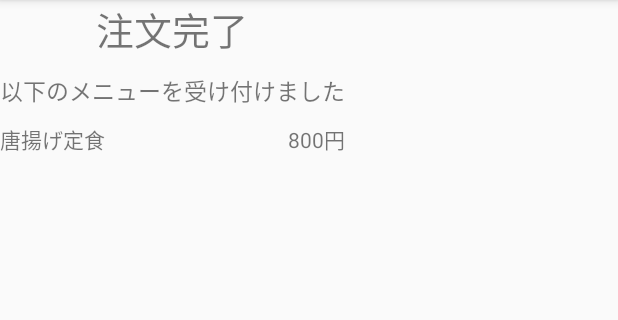
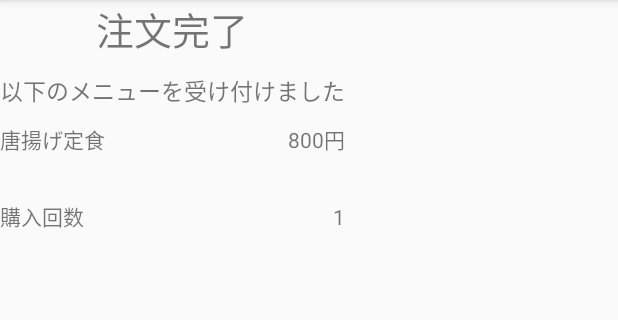
Before and after one commit to tty215/AndroidPractice, an Android app: the screen it shows after launch (ThanksActivity), after a tap on "唐揚げ定食", on a phone screen of 412 x 824 dp, the part 84-404 px from its top. Run offline under Robolectric (Android 15) with nearby library versions, the light colour scheme and no system bars.

Commit message:
add: DQLiteを使うように追加

```diff
--- /dev/null
+++ b/app/src/main/java/com/example/androidpracticeforjava/DatabaseHelper.java
@@ -0,0 +1,33 @@
+package com.example.androidpracticeforjava;
+
+import android.content.Context;
+import android.database.sqlite.SQLiteDatabase;
+import android.database.sqlite.SQLiteOpenHelper;
+
+public class DatabaseHelper extends SQLiteOpenHelper {
+
+    private static final String DATABASE_NAME = "cocktailmemo.db";
+    private static final int DATABASE_VERSION = 1;
+
+    public DatabaseHelper(Context context) {
+        super(context, DATABASE_NAME, null, DATABASE_VERSION);
+    }
+
+    @Override
+    public void onCreate(SQLiteDatabase db) {
+        StringBuilder sb = new StringBuilder();
+        sb.append("CREATE TABLE cocktailmemo (");
+        sb.append("_id INTEGER PRIMARY KEY,");
+        sb.append("name TEXT,");
+        sb.append("count INTEGER");
+        sb.append(");");
+
+        String sql = sb.toString();
+        db.execSQL(sql);
+    }
+
+    @Override
+    public void onUpgrade(SQLiteDatabase sqLiteDatabase, int i, int i1) {
+
+    }
+}
--- a/app/src/main/java/com/example/androidpracticeforjava/ThanksFragment.java
+++ b/app/src/main/java/com/example/androidpracticeforjava/ThanksFragment.java
@@ -3,6 +3,9 @@ package com.example.androidpracticeforjava;
 
 import android.app.Activity;
 import android.content.Intent;
+import android.database.Cursor;
+import android.database.sqlite.SQLiteDatabase;
+import android.database.sqlite.SQLiteStatement;
 import android.os.Bundle;
 
 import androidx.fragment.app.Fragment;
@@ -54,11 +57,55 @@ public class ThanksFragment extends Fragment {
 
         TextView tvMenuName = view.findViewById(R.id.tvMenuName);
         TextView tvMenuPrice = view.findViewById(R.id.tvMenuPrice);
+        TextView purchaseCount = view.findViewById(R.id.purchaseCount);
 
         tvMenuName.setText(menuName);
         tvMenuPrice.setText(menuPrice);
 
+        int count = this.getIncrementCount(menuName);
+        purchaseCount.setText(String.valueOf(count));
+
         return view;
     }
 
+    private int getIncrementCount(String menuName) {
+        int count = 0;
+
+        DatabaseHelper helper = new DatabaseHelper(_parentActivity);
+        SQLiteDatabase db = helper.getWritableDatabase();
+
+        try {
+            // データ取得処理
+            String sqlSelect = "SELECT * FROM cocktailmemo WHERE name = '" + menuName + "'";
+            Cursor cursor = db.rawQuery(sqlSelect, null);
+
+            while (cursor.moveToNext()) {
+                int idx = cursor.getColumnIndex("count");
+                count = cursor.getInt(idx);
+            }
+
+            count++;
+
+            // なければ初期値として入れる
+            if (count == 1) {
+                String sqlInsert = "INSERT INTO cocktailmemo (name, count) VALUES (?, 1)";
+                SQLiteStatement stmt = db.compileStatement(sqlInsert);
+                stmt.bindString(1, menuName);
+
+                stmt.executeInsert();
+            }
+            else {
+                // データ格納処理
+                String sqlUpdate = "UPDATE cocktailmemo SET count = " + count + " WHERE name = '" + menuName + "'";
+                SQLiteStatement stmt = db.compileStatement(sqlUpdate);
+
+                stmt.executeUpdateDelete();
+            }
+        }
+        finally {
+            db.close();
+        }
+
+        return count;
+    }
 }
--- a/app/src/main/res/layout/fragment_thanks.xml
+++ b/app/src/main/res/layout/fragment_thanks.xml
@@ -38,4 +38,23 @@
             android:layout_width="wrap_content"
             android:layout_height="wrap_content" />
     </LinearLayout>
+
+    <LinearLayout
+        android:layout_width="match_parent"
+        android:layout_height="wrap_content"
+        android:layout_marginTop="30dp"
+        android:orientation="horizontal">
+
+        <TextView
+            android:text="@string/tv_thx_count"
+            android:layout_width="0dp"
+            android:layout_height="wrap_content"
+            android:layout_weight="1" />
+
+        <TextView
+            android:id="@+id/purchaseCount"
+            android:layout_width="wrap_content"
+            android:layout_height="wrap_content" />
+    </LinearLayout>
+
 </LinearLayout>
--- a/app/src/main/res/values/strings.xml
+++ b/app/src/main/res/values/strings.xml
@@ -2,6 +2,7 @@
     <string name="app_name">AndroidPracticeForJava</string>
     <string name="tv_thx_title">注文完了</string>
     <string name="tv_thx_desc">以下のメニューを受け付けました</string>
+    <string name="tv_thx_count">購入回数</string>
 
     <!-- TODO: Remove or change this placeholder text -->
     <string name="hello_blank_fragment">Hello blank fragment</string>
```
